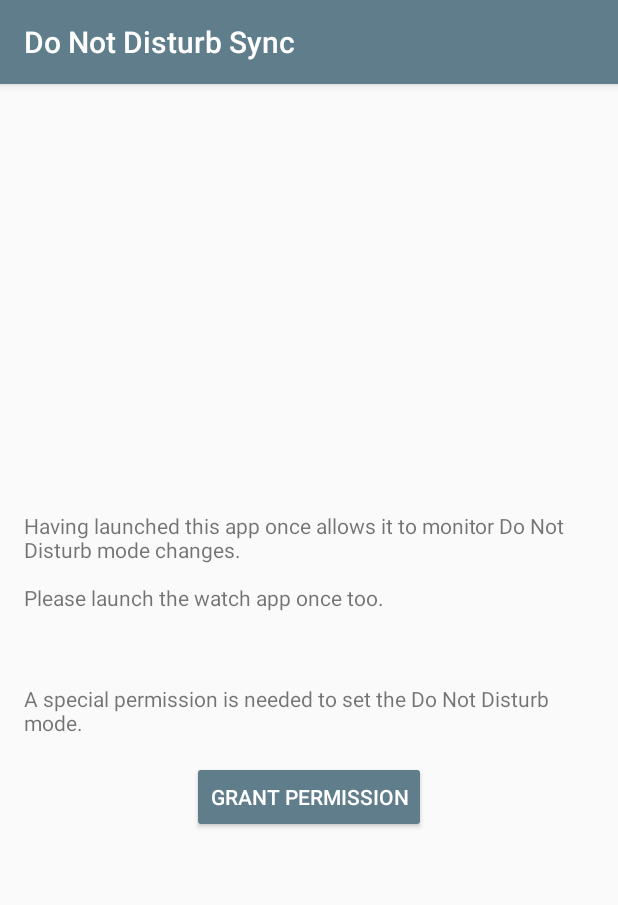
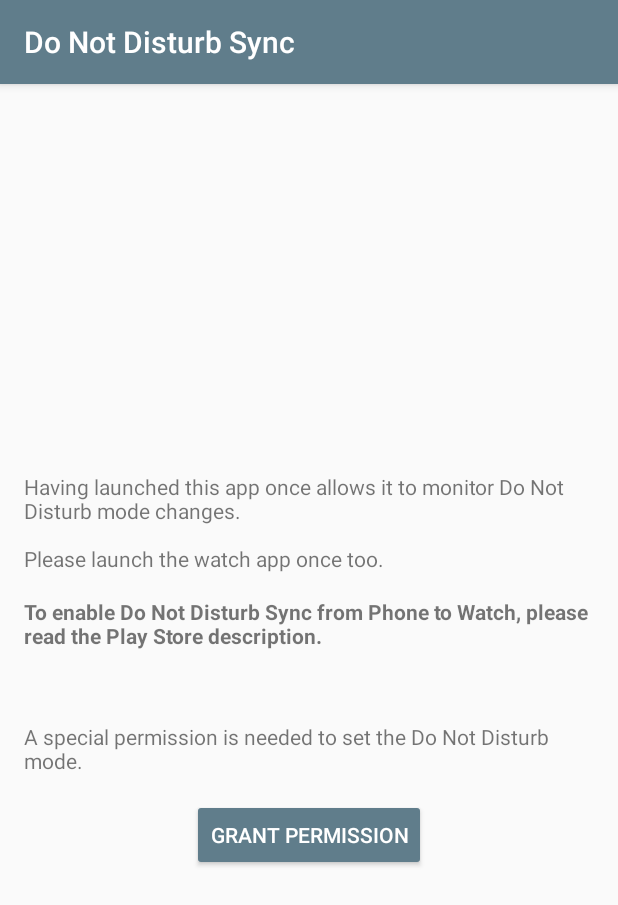
Before and after one commit to blunden/DoNotDisturbSync, an Android app: the screen it shows after launch (MainActivity), on a phone screen of 412 x 824 dp. Shown: the top 905 px of the screen. Run offline under Robolectric (Android 15) with nearby library versions, the phone set to English and light mode, and no system bars.

Commit message:
Add support for bi-directional sync
Manual user action is needed to enable it as described
in the readme.

Also bump version to 1.1.

```diff
--- a/mobile/src/main/res/layout/activity_main.xml
+++ b/mobile/src/main/res/layout/activity_main.xml
@@ -1,6 +1,5 @@
 <?xml version="1.0" encoding="utf-8"?>
 <android.support.design.widget.CoordinatorLayout xmlns:android="http://schemas.android.com/apk/res/android"
-    xmlns:app="http://schemas.android.com/apk/res-auto"
     xmlns:tools="http://schemas.android.com/tools"
     android:layout_width="match_parent"
     android:layout_height="match_parent"
@@ -23,6 +22,15 @@
                 android:layout_height="wrap_content"
                 android:padding="16dp"
                 android:text="@string/activity_info" />
+
+            <TextView
+                android:layout_width="wrap_content"
+                android:layout_height="wrap_content"
+                android:paddingBottom="16dp"
+                android:paddingStart="16dp"
+                android:paddingEnd="16dp"
+                android:textStyle="bold"
+                android:text="@string/activity_phone_to_watch_sync" />
 
             <TextView
                 android:id="@+id/permission_info_text"
--- a/mobile/src/main/res/values/strings.xml
+++ b/mobile/src/main/res/values/strings.xml
@@ -3,4 +3,5 @@
     <string name="activity_info">Having launched this app once allows it to monitor Do Not Disturb mode changes.\n\nPlease launch the watch app once too.</string>
     <string name="activity_permission_info">A special permission is needed to set the Do Not Disturb mode.</string>
     <string name="button_grant_permission">Grant permission</string>
+    <string name="activity_phone_to_watch_sync">To enable Do Not Disturb Sync from Phone to Watch, please read the Play Store description.</string>
 </resources>
--- a/wear/build.gradle
+++ b/wear/build.gradle
@@ -12,8 +12,8 @@ android {
         applicationId "se.blunden.donotdisturbsync"
         minSdkVersion 25
         targetSdkVersion 25
-        versionCode 24100
-        versionName "1.0"
+        versionCode 24110
+        versionName "1.1"
     }
     buildTypes {
         release {
@@ -27,7 +27,7 @@ android {
         }
         wear2 {
             minSdkVersion 25
-            versionCode 25100
+            versionCode 25110
         }
     }
 }
```
Also changed, not shown: wear/src/main/AndroidManifest.xml (+10 -0 lines), wear/src/main/java/se/blunden/donotdisturbsync/DummyNotificationListener.java (added, +60 -0 lines), wear/src/main/java/se/blunden/donotdisturbsync/WearMessageListenerService.java (+35 -1 lines), 1 other file.
